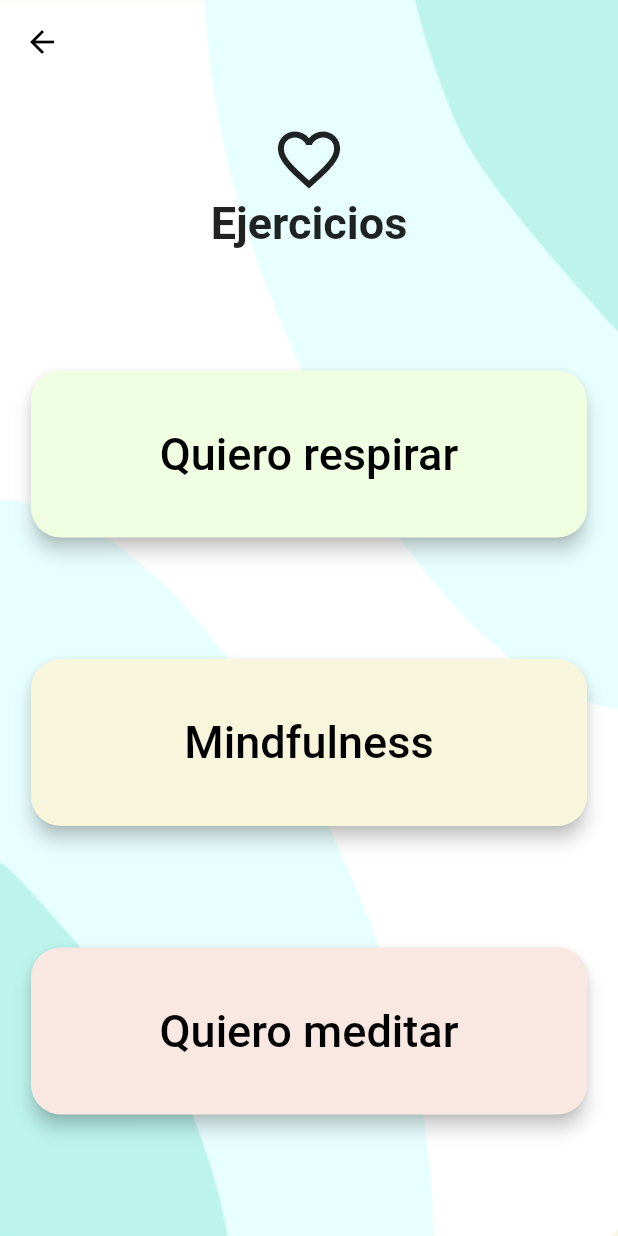
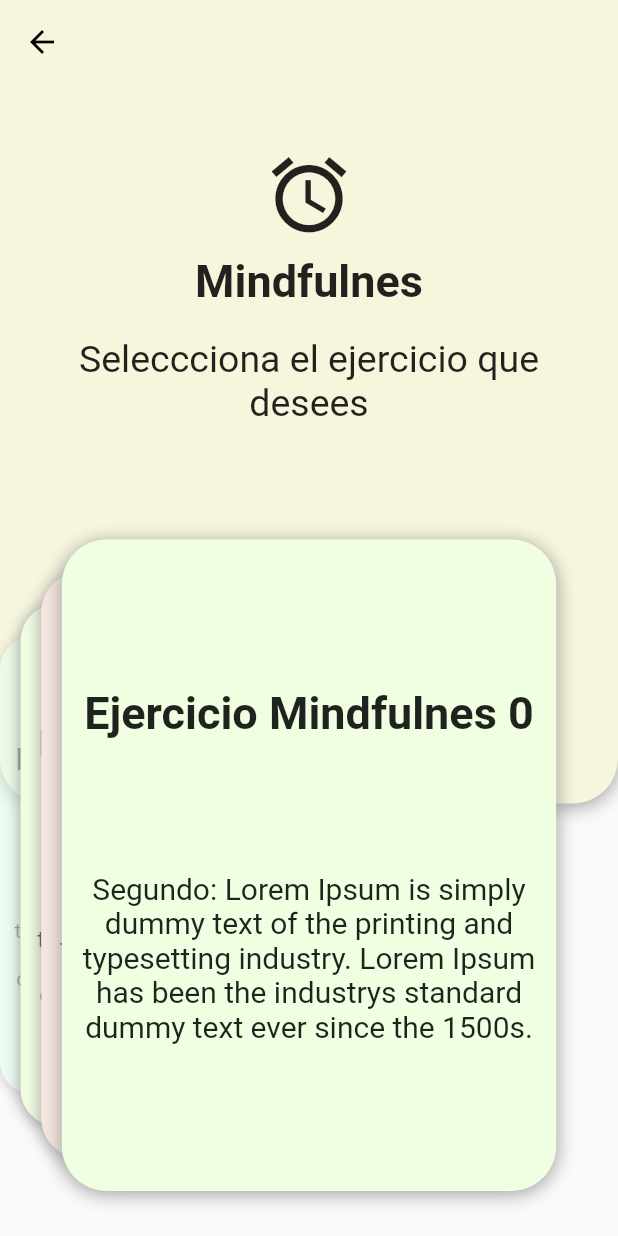
Before and after one commit to santiagocarod/Hablemos, a Flutter app: the OptionsExercises screen opened by its route, after a tap on "Mindfulness", on a phone screen of 412 x 824 dp. Run offline on Flutter 3.47's test engine with Material 2 defaults, Android fonts, the phone set to English and light mode, and no system bars; our stand-ins replace circular_countdown_timer, confetti, firebase_auth, firebase_core, flutter_swiper, google_fonts and 2 more; accounts and stored records are empty; Roboto replaces fonts that are missing (assets/fonts/Poppins-Regular.ttf).

Commit message:
Mindfulnes done

```diff
--- a/lib/constants.dart
+++ b/lib/constants.dart
@@ -24,6 +24,12 @@ const kAzul1 = Color(0xFFE2FFEE);
 const kAzul2 = Color(0xFFCFFFF7);
 const kAzul3 = Color(0xFFAFF6EC);
 
+const listaColores = [
+  kVerdeMuyClaro,
+  kRojoMuyClaro,
+  kAzul1,
+];
+
 const heroCita = 1;
 const heroCentrosAtencion = 2;
 const heroForo = 3;
--- /dev/null
+++ b/lib/model/ejercicio.dart
@@ -0,0 +1,16 @@
+import 'package:flutter/cupertino.dart';
+
+class Ejercicio {
+  String titulo;
+  String descripcion;
+  List<String> pasos;
+  Image imagen;
+
+  Ejercicio({
+    this.titulo,
+    this.descripcion,
+    this.pasos,
+  }) {
+    this.imagen = null;
+  }
+}
--- a/lib/presentation/user/exercises/mindfulness.dart
+++ b/lib/presentation/user/exercises/mindfulness.dart
@@ -1,13 +1,83 @@
 import 'package:flutter/material.dart';
+import 'package:hablemos/constants.dart';
+import 'package:hablemos/services/providers/exercises_provider.dart';
 import 'package:hablemos/ux/atoms.dart';
+import 'package:hablemos/ux/card_swiper.dart';
 
 class MindfulnessClass extends StatelessWidget {
   @override
   Widget build(BuildContext context) {
+    Size size = MediaQuery.of(context).size;
     return Scaffold(
+      resizeToAvoidBottomInset: false,
+      extendBodyBehindAppBar: true,
       appBar: crearAppBar('', null, 0, null),
-      body: Center(
-        child: Text('bbb'),
+      body: Stack(
+        children: <Widget>[
+          _superior(size),
+          _swiperCards(size),
+        ],
+      ),
+    );
+  }
+
+  Widget _superior(Size size) {
+    return Container(
+      width: size.width,
+      height: size.height * 0.65,
+      child: Column(
+        mainAxisAlignment: MainAxisAlignment.start,
+        children: <Widget>[
+          SizedBox(height: 100.0),
+          Icon(
+            Icons.access_alarm_outlined,
+            size: 60.0,
+          ),
+          SizedBox(height: 10.0),
+          Text(
+            'Mindfulnes',
+            style: TextStyle(fontSize: 30.0, fontWeight: FontWeight.bold),
+          ),
+          SizedBox(height: 20.0),
+          Container(
+            padding: EdgeInsets.symmetric(horizontal: 50.0),
+            child: Text(
+              'Seleccciona el ejercicio que desees',
+              style: TextStyle(
+                fontSize: 25.0,
+              ),
+              textAlign: TextAlign.center,
+            ),
+          ),
+        ],
+      ),
+      decoration: BoxDecoration(
+        borderRadius: BorderRadiusDirectional.only(
+          bottomStart: Radius.circular(30.0),
+          bottomEnd: Radius.circular(30.0),
+        ),
+        color: kAmarilloMuyClaro,
+        boxShadow: [
+          BoxShadow(
+            color: Colors.grey,
+            blurRadius: 10.0,
+            spreadRadius: 0.0,
+            offset: Offset(0.0, 2.0),
+          )
+        ],
+      ),
+    );
+  }
+
+  Widget _swiperCards(Size size) {
+    return Align(
+      alignment: Alignment.bottomCenter,
+      child: Container(
+        width: size.width,
+        height: size.height * 0.6,
+        child: CardSwiper(
+          list: ExerciseProvider.getMindfulnes(),
+        ),
       ),
     );
   }
--- a/lib/presentation/user/exercises/options_exercises.dart
+++ b/lib/presentation/user/exercises/options_exercises.dart
@@ -63,10 +63,12 @@ class OptionsExercises extends StatelessWidget {
             colorButton('Quiero respirar', () {
               Navigator.pushNamed(context, 'opcionesRespirar');
             }, kVerdeMuyClaro, size * 0.9, 20.0),
-            colorButton(
-                'Mindfulness', () {}, kAmarilloMuyClaro, size * 0.9, 20.0),
-            colorButton(
-                'Quiero meditar', () {}, kRojoMuyClaro, size * 0.9, 20.0),
+            colorButton('Mindfulness', () {
+              Navigator.pushNamed(context, 'mindfulness');
+            }, kAmarilloMuyClaro, size * 0.9, 20.0),
+            colorButton('Quiero meditar', () {
+              Navigator.pushNamed(context, 'meditar');
+            }, kRojoMuyClaro, size * 0.9, 20.0),
           ],
         ),
       ),
--- /dev/null
+++ b/lib/services/providers/exercises_provider.dart
@@ -0,0 +1,43 @@
+import 'package:hablemos/model/ejercicio.dart';
+
+class ExerciseProvider {
+  static List<Ejercicio> getMindfulnes() {
+    List<Ejercicio> lista = [];
+
+    for (int i = 0; i < 5; i++) {
+      String titulo = 'Ejercicio Mindfulnes $i';
+      String descripcion =
+          'Segundo: Lorem Ipsum is simply dummy text of the printing and typesetting industry. Lorem Ipsum has been the industrys standard dummy text ever since the 1500s.';
+      List<String> pasos = [
+        '1.Paso 1: Lorem Ipsum is simply dummy text of the printing and typesetting industry. Lorem Ipsum has been the industrys standard dummy text ever since the 1500s, when an unknown printer took a galley of type and scrambled it to make a type specimen book. It has survived not only five centuries, but also the leap into electronic typesetting, remaining essentially unchanged.',
+        'Paso 2: Etc etc',
+        'Paso 3: Etc etc',
+      ];
+      Ejercicio ej =
+          new Ejercicio(titulo: titulo, descripcion: descripcion, pasos: pasos);
+      lista.add(ej);
+    }
+
+    return lista;
+  }
+
+  static List<Ejercicio> getMeditation() {
+    List<Ejercicio> lista = [];
+
+    for (int i = 0; i < 5; i++) {
+      String titulo = 'Ejercicio Meditation $i';
+      String descripcion =
+          'Segundo: Lorem Ipsum is simply dummy text of the printing and typesetting industry. Lorem Ipsum has been the industrys standard dummy text ever since the 1500s.';
+      List<String> pasos = [
+        '1.Paso 1: Lorem Ipsum is simply dummy text of the printing and typesetting industry. Lorem Ipsum has been the industrys standard dummy text ever since the 1500s, when an unknown printer took a galley of type and scrambled it to make a type specimen book. It has survived not only five centuries, but also the leap into electronic typesetting, remaining essentially unchanged.',
+        'Paso 2: Etc etc',
+        'Paso 3: Etc etc',
+      ];
+      Ejercicio ej =
+          new Ejercicio(titulo: titulo, descripcion: descripcion, pasos: pasos);
+      lista.add(ej);
+    }
+
+    return lista;
+  }
+}
--- /dev/null
+++ b/lib/ux/card_swiper.dart
@@ -0,0 +1,71 @@
+import 'package:flutter/material.dart';
+import 'package:hablemos/constants.dart';
+import 'package:hablemos/model/ejercicio.dart';
+
+import 'package:flutter_swiper/flutter_swiper.dart';
+
+class CardSwiper extends StatelessWidget {
+  final List<Ejercicio> list;
+
+  CardSwiper({@required this.list});
+
+  @override
+  Widget build(BuildContext context) {
+    Size size = MediaQuery.of(context).size;
+    return Container(
+      width: double.infinity,
+      height: size.height * 0.55,
+      child: Swiper(
+        autoplay: true,
+        layout: SwiperLayout.STACK,
+        itemWidth: size.width * 0.8,
+        itemBuilder: (BuildContext context, int index) {
+          return Padding(
+            padding: EdgeInsets.symmetric(vertical: 30.0),
+            child: Container(
+              padding: EdgeInsets.all(10.0),
+              decoration: BoxDecoration(
+                borderRadius: BorderRadiusDirectional.only(
+                  bottomStart: Radius.circular(30.0),
+                  bottomEnd: Radius.circular(30.0),
+                  topStart: Radius.circular(30.0),
+                  topEnd: Radius.circular(30.0),
+                ),
+                color: listaColores[index % listaColores.length],
+                boxShadow: [
+                  BoxShadow(
+                    color: Colors.grey,
+                    blurRadius: 10.0,
+                    spreadRadius: 0.0,
+                    offset: Offset(0.0, 2.0),
+                  )
+                ],
+              ),
+              child: Column(
+                mainAxisAlignment: MainAxisAlignment.spaceEvenly,
+                children: <Widget>[
+                  Text(
+                    list[index].titulo,
+                    style: TextStyle(
+                      fontSize: 30.0,
+                      fontWeight: FontWeight.bold,
+                    ),
+                    textAlign: TextAlign.center,
+                  ),
+                  Text(
+                    list[index].descripcion,
+                    style: TextStyle(
+                      fontSize: 20.0,
+                    ),
+                    textAlign: TextAlign.center,
+                  ),
+                ],
+              ),
+            ),
+          );
+        },
+        itemCount: list.length,
+      ),
+    );
+  }
+}
--- a/pubspec.yaml
+++ b/pubspec.yaml
@@ -38,6 +38,7 @@ dependencies:
   intl: ^0.16.1
   confetti: ^0.5.4+1
   circular_countdown_timer: ^0.1.0
+  flutter_swiper: ^1.1.6
 
 dev_dependencies:
   flutter_test:
```
Also changed, not shown: pubspec.lock.
